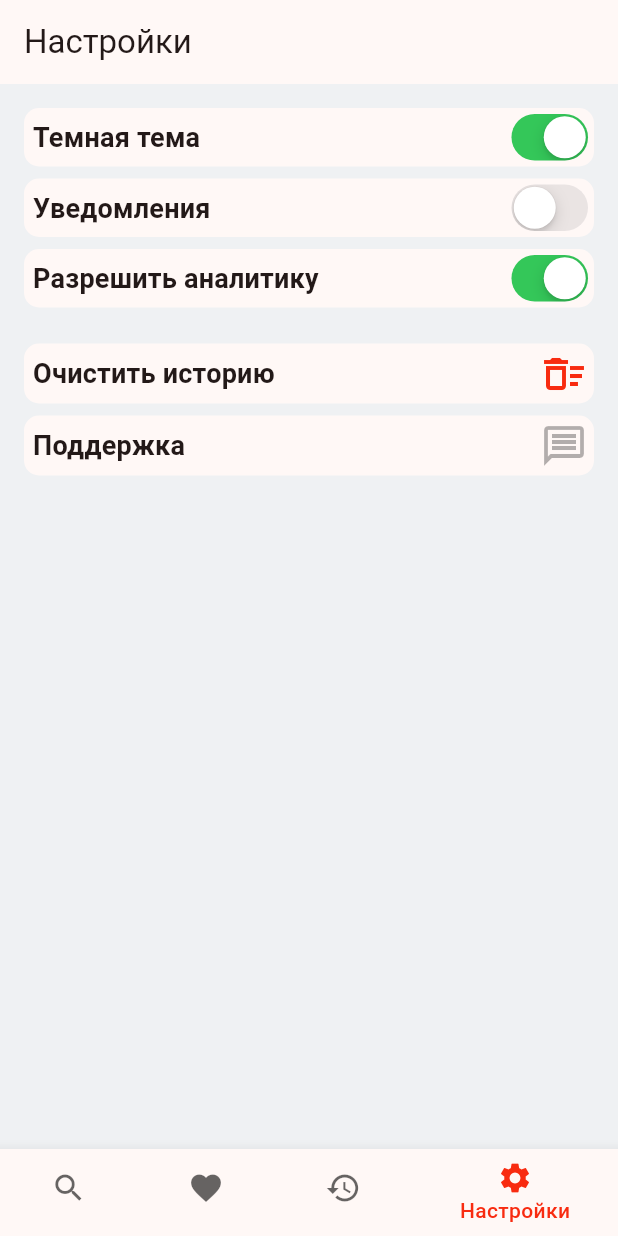
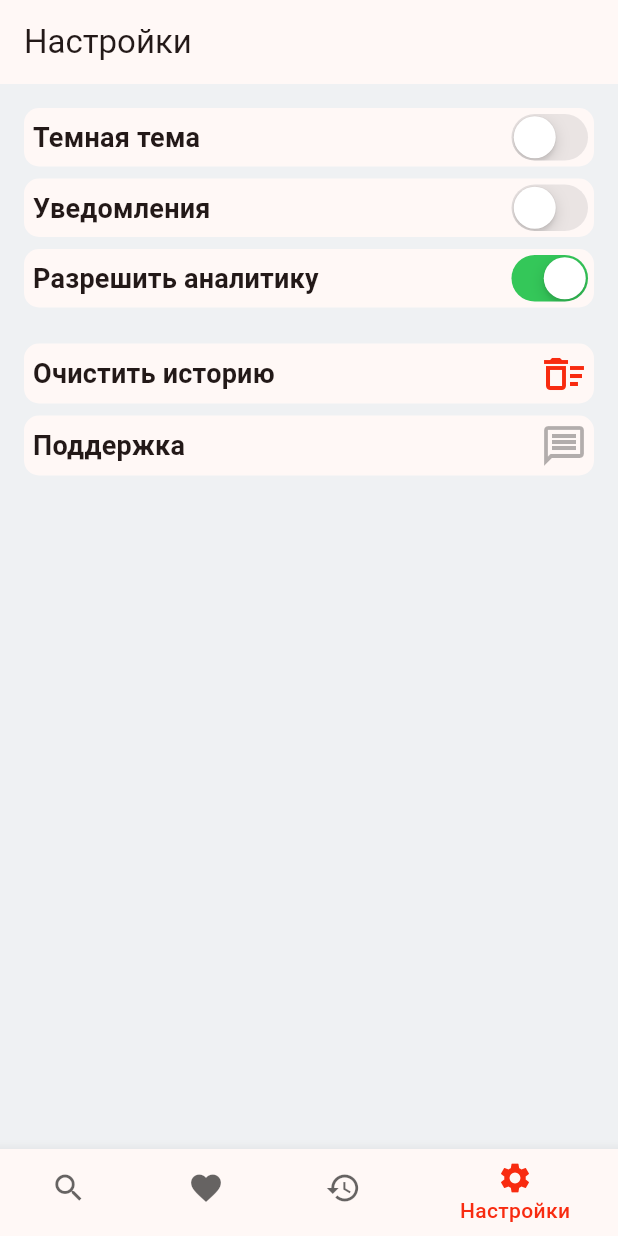
Before and after one commit to engine1c/phymer, a Flutter app: the screen it shows after launch, item 4 of the bottom bar chosen, on a phone screen of 412 x 824 dp. Run offline on Flutter 3.47's test engine with Material 3 defaults, Android fonts, the phone set to English and light mode, and no system bars; our stand-ins replace auto_route, dio, equatable, flutter_bloc, flutter_dotenv, realm and 2 more; generated files the repository leaves out were written again.

Commit message:
1.0.0+13

```diff
--- /dev/null
+++ b/lib/bloc/them/them_cubit.dart
@@ -0,0 +1,39 @@
+import 'dart:developer';
+
+import 'package:equatable/equatable.dart';
+import 'package:flutter/material.dart';
+import 'package:flutter_bloc/flutter_bloc.dart';
+import 'package:rhymer/repositories/settings/settings_repository_interface.dart';
+
+part 'them_state.dart';
+
+class ThemCubit extends Cubit<ThemState> {
+  ThemCubit({required SettingsRepositoryInterface settingsRepository})
+      : _settingsRepository = settingsRepository,
+        super(const ThemState(Brightness.light)) {
+    _checkSelectedTheme();
+  }
+
+  final SettingsRepositoryInterface _settingsRepository;
+
+  Future<void> setThemeBrightness(Brightness brightness) async {
+    try {
+      emit(ThemState(brightness));
+      await _settingsRepository
+          .setDarkThemeSelected(brightness == Brightness.dark);
+    } catch (e) {
+      log(e.toString());
+    }
+  }
+
+  void _checkSelectedTheme() {
+    try {
+      final brightness = _settingsRepository.isDarkThemeSelected()
+          ? Brightness.dark
+          : Brightness.light;
+      emit(ThemState(brightness));
+    } catch (e) {
+      log(e.toString());
+    }
+  }
+}
--- /dev/null
+++ b/lib/bloc/them/them_state.dart
@@ -0,0 +1,11 @@
+part of 'them_cubit.dart';
+
+class ThemState extends Equatable {
+  const ThemState(this.brightness);
+  final Brightness brightness;
+
+  get isDark => brightness == Brightness.dark;
+
+  @override
+  List<Object> get props => [brightness];
+}
--- a/lib/features/settings/view/settings_screen.dart
+++ b/lib/features/settings/view/settings_screen.dart
@@ -1,6 +1,7 @@
 import 'package:auto_route/auto_route.dart';
 import 'package:flutter/material.dart';
 import 'package:flutter_bloc/flutter_bloc.dart';
+import 'package:rhymer/bloc/them/them_cubit.dart';
 import 'package:rhymer/features/history/bloc/history_rhymes_bloc.dart';
 import 'package:rhymer/features/settings/widgets/widgets.dart';
 import 'package:rhymer/ui/ui.dart';
@@ -13,6 +14,7 @@ class SettingsScreen extends StatelessWidget {
 
   @override
   Widget build(BuildContext context) {
+    final isDarkTheme = context.watch<ThemCubit>().state.isDark;
     return Scaffold(
       body: CustomScrollView(
         slivers: [
@@ -32,8 +34,8 @@ class SettingsScreen extends StatelessWidget {
           SliverToBoxAdapter(
             child: SettingsToggleCard(
               title: 'Темная тема',
-              value: true,
-              onChanged: (value) {},
+              value: isDarkTheme,
+              onChanged: (value) => _setThemeBrigthness(context, value),
             ),
           ),
           SliverToBoxAdapter(
@@ -71,6 +73,12 @@ class SettingsScreen extends StatelessWidget {
         ],
       ),
     );
+  }
+
+  void _setThemeBrigthness(BuildContext context, bool value) {
+    context
+        .read<ThemCubit>()
+        .setThemeBrightness(value ? Brightness.dark : Brightness.light);
   }
 
   void _clearHistory(BuildContext context) {
--- a/lib/main.dart
+++ b/lib/main.dart
@@ -3,17 +3,21 @@ import 'package:flutter_bloc/flutter_bloc.dart';
 import 'package:flutter_dotenv/flutter_dotenv.dart';
 import 'package:realm/realm.dart';
 import 'package:rhymer/api/api.dart';
+import 'package:rhymer/bloc/them/them_cubit.dart';
 import 'package:rhymer/features/favorites/bloc/favorite_rhymes_bloc.dart';
 import 'package:rhymer/features/history/bloc/history_rhymes_bloc.dart';
 import 'package:rhymer/features/search/bloc/rhymer_list_bloc.dart';
 import 'package:rhymer/repositories/favorites/favorites.dart';
 import 'package:rhymer/repositories/history/history.dart';
+import 'package:rhymer/repositories/settings/settings_repository.dart';
 import 'package:rhymer/router/router.dart';
+import 'package:shared_preferences/shared_preferences.dart';
 
 import 'ui/ui.dart';
 
 Future<void> main() async {
   WidgetsFlutterBinding.ensureInitialized();
+  final prefs = await SharedPreferences.getInstance();
 
   await dotenv.load(fileName: ".env");
   //final client = RhymerApiClient.create(apiURL: dotenv.env['API_URL']);
@@ -21,16 +25,18 @@ Future<void> main() async {
       Configuration.local([HistoryRhymes.schema, FavoriteRhymes.schema]);
 
   final realm = Realm(config);
-  runApp(RhymerApp(realm: realm));
+  runApp(RhymerApp(realm: realm, prefs: prefs));
 }
 
 class RhymerApp extends StatefulWidget {
   const RhymerApp({
     super.key,
     required this.realm,
+    required this.prefs,
   });
 
   final Realm realm;
+  final SharedPreferences prefs;
 
   @override
   State<RhymerApp> createState() => _RhymerAppState();
@@ -51,6 +57,7 @@ class _RhymerAppState extends State<RhymerApp> {
   Widget build(BuildContext context) {
     final historyRepository = HistoryRepository(realm: widget.realm);
     final favoritesRepository = FavoritesRepository(realm: widget.realm);
+    final settingsRepository = SettingsRepository(pref: widget.prefs);
 
     return MultiBlocProvider(
       providers: [
@@ -71,11 +78,18 @@ class _RhymerAppState extends State<RhymerApp> {
             favoritesRepository: favoritesRepository,
           ),
         ),
+        BlocProvider(
+            create: (context) =>
+                ThemCubit(settingsRepository: settingsRepository)),
       ],
-      child: MaterialApp.router(
-        title: 'Rhymer',
-        theme: themeData,
-        routerConfig: _router.config(),
+      child: BlocBuilder<ThemCubit, ThemState>(
+        builder: (context, state) {
+          return MaterialApp.router(
+            title: 'РифмоГенератор',
+            theme: state.isDark ? darkTheme : lightTheme,
+            routerConfig: _router.config(),
+          );
+        },
       ),
     );
   }
--- /dev/null
+++ b/lib/repositories/settings/settings.dart
@@ -0,0 +1,2 @@
+export 'settings_repository.dart';
+export 'settings_repository_interface.dart';
--- /dev/null
+++ b/lib/repositories/settings/settings_repository.dart
@@ -0,0 +1,22 @@
+import 'package:shared_preferences/shared_preferences.dart';
+
+import 'settings.dart';
+
+class SettingsRepository implements SettingsRepositoryInterface {
+  final SharedPreferences pref;
+
+  static const _isDarkThemeSelectedKey = 'dark_theme_selected';
+
+  SettingsRepository({required this.pref});
+
+  @override
+  bool isDarkThemeSelected() {
+    final seleted = pref.getBool(_isDarkThemeSelectedKey);
+    return seleted ?? false;
+  }
+
+  @override
+  Future<void> setDarkThemeSelected(bool selected) async {
+    await pref.setBool(_isDarkThemeSelectedKey, selected);
+  }
+}
--- /dev/null
+++ b/lib/repositories/settings/settings_repository_interface.dart
@@ -0,0 +1,4 @@
+abstract interface class SettingsRepositoryInterface {
+  bool isDarkThemeSelected();
+  Future<void> setDarkThemeSelected(bool selected);
+}
--- a/lib/ui/them/them.dart
+++ b/lib/ui/them/them.dart
@@ -1,11 +1,26 @@
 import 'package:flutter/material.dart';
 
 const primaryColor = Color(0xFFF82B10);
-final themeData = ThemeData(
-    dividerTheme: DividerThemeData(color: Colors.grey.withOpacity(0.1)),
-    primaryColor: primaryColor,
-    scaffoldBackgroundColor: const Color(0xffeff1f3),
-    colorScheme: ColorScheme.fromSeed(seedColor: primaryColor),
-    useMaterial3: true,
-    textTheme: const TextTheme(
-        titleMedium: TextStyle(fontSize: 16, fontWeight: FontWeight.w600)));
+final themeData = ThemeData();
+
+final darkTheme = ThemeData(
+  primaryColor: primaryColor,
+  useMaterial3: true,
+  textTheme: _textTheme,
+  scaffoldBackgroundColor: Colors.black,
+  colorScheme: ColorScheme.fromSeed(
+      seedColor: primaryColor, brightness: Brightness.dark),
+);
+
+final lightTheme = ThemeData(
+  primaryColor: primaryColor,
+  useMaterial3: true,
+  textTheme: _textTheme,
+  scaffoldBackgroundColor: const Color(0xffeff1f3),
+  dividerTheme: DividerThemeData(color: Colors.grey.withOpacity(0.1)),
+  colorScheme: ColorScheme.fromSeed(
+      seedColor: primaryColor, brightness: Brightness.light),
+);
+
+const _textTheme = TextTheme(
+    titleMedium: TextStyle(fontSize: 16, fontWeight: FontWeight.w600));
--- a/pubspec.yaml
+++ b/pubspec.yaml
@@ -2,7 +2,7 @@ name: rhymer
 description: my testing Flutter project.
 publish_to: "none"
 
-version: 1.0.0+12
+version: 1.0.0+13
 
 environment:
   sdk: ">=3.1.0 <4.0.0"
@@ -21,6 +21,7 @@ dependencies:
   equatable: ^2.0.5
   realm: ^1.9.0
   uuid: ^4.4.0
+  shared_preferences: ^2.2.2
 
 dev_dependencies:
   flutter_test:
```
Also changed, not shown: pubspec.lock, 1 other file.
